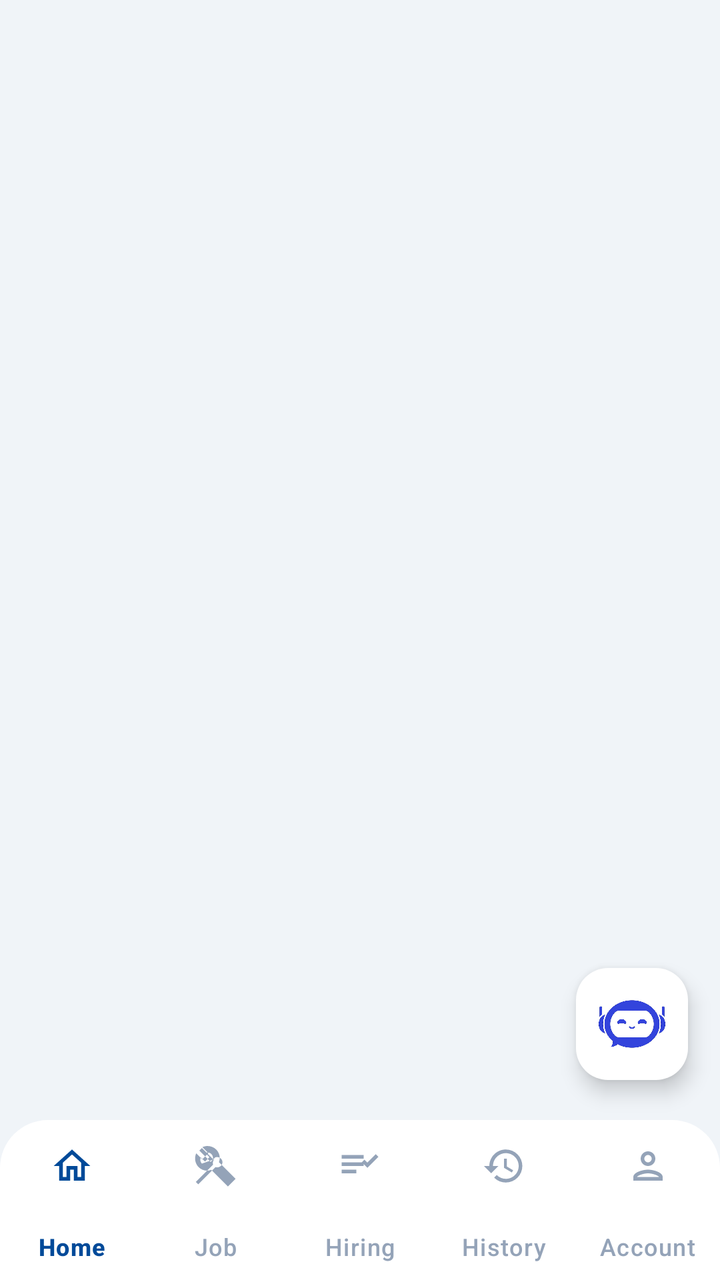
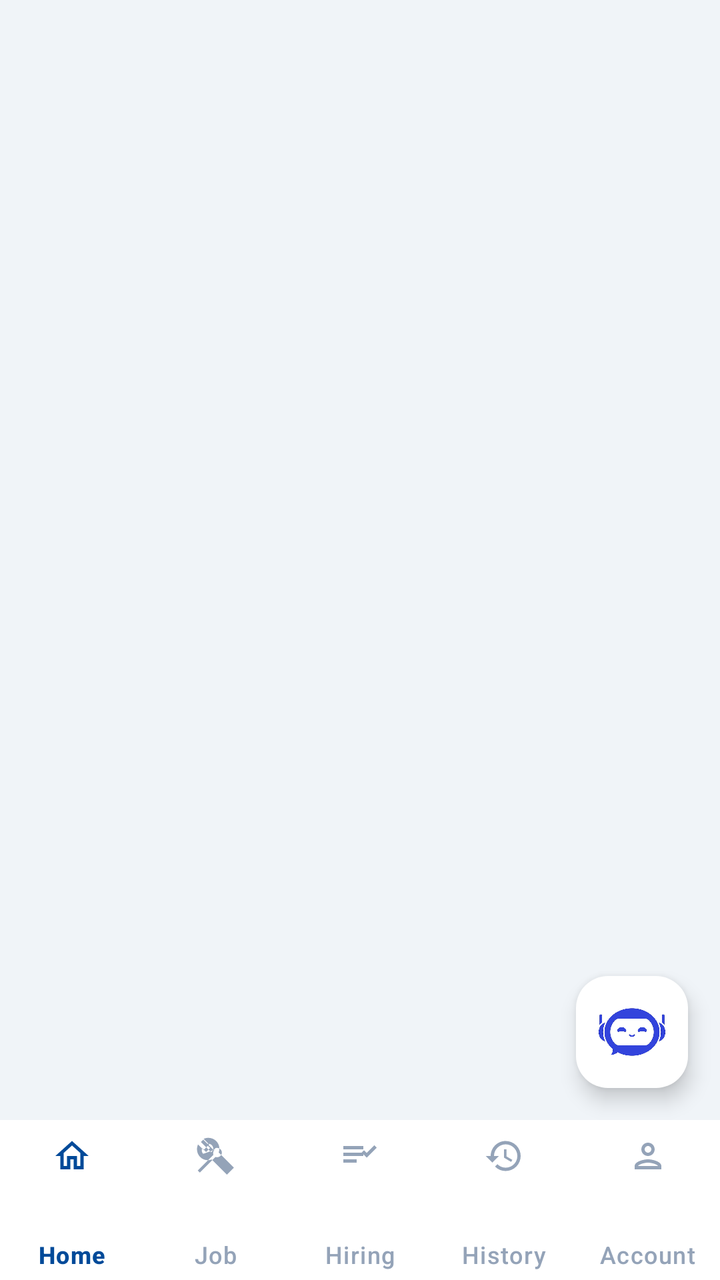

Before-and-after screenshots of an Android layout around one commit, followed by the original layout XML and the change that was made.
<!-- AndroidManifest.xml: application theme Theme.STRACT -->
<!-- res/layout/activity_worker_dashboard.xml -->
<?xml version="1.0" encoding="utf-8"?>
<androidx.coordinatorlayout.widget.CoordinatorLayout
    xmlns:android="http://schemas.android.com/apk/res/android"
    xmlns:app="http://schemas.android.com/apk/res-auto"
    android:id="@+id/workerRootLayout"
    android:layout_width="match_parent"
    android:layout_height="match_parent"
    android:background="#F0F4F8">

    <FrameLayout
        android:id="@+id/workerFragmentContainer"
        android:layout_width="match_parent"
        android:layout_height="match_parent"
        android:layout_marginBottom="88dp" />

    <com.google.android.material.floatingactionbutton.FloatingActionButton
        android:id="@+id/fabChat"
        android:layout_width="wrap_content"
        android:layout_height="wrap_content"
        android:layout_gravity="bottom|end"
        android:layout_marginEnd="16dp"
        android:layout_marginBottom="100dp"
        app:maxImageSize="40dp"
        android:scaleType="centerInside"
        app:srcCompat="@drawable/chatbot_logo"
        app:tint="@null"
        app:backgroundTint="#FFFFFF"
        android:contentDescription="Chat with AI" />

    <com.google.android.material.bottomnavigation.BottomNavigationView
        android:id="@+id/workerBottomNav"
        android:layout_width="match_parent"
        android:layout_height="wrap_content"
        android:layout_gravity="bottom"
        android:background="@drawable/bg_bottom_nav"
        app:backgroundTint="@null"
        android:elevation="12dp"
        app:menu="@menu/worker_bottom_menu"
        app:itemIconSize="22dp"
        app:itemIconTint="@color/nav_item_color"
        app:itemTextColor="@color/nav_item_color"
        app:labelVisibilityMode="labeled"
        app:itemPaddingTop="12dp"
        app:itemPaddingBottom="12dp" />

</androidx.coordinatorlayout.widget.CoordinatorLayout>
<!-- resources referenced by this layout -->
<resources>
  <!-- drawable bg_bottom_nav (drawable) -->
  <?xml version="1.0" encoding="utf-8"?>
  <shape xmlns:android="http://schemas.android.com/apk/res/android"
      android:shape="rectangle">
      <solid android:color="#FFFFFF" />
      <corners
          android:topLeftRadius="24dp"
          android:topRightRadius="24dp" />
  </shape>
  <!-- drawable chatbot_logo: jpg bitmap (drawable, 18994 bytes) -->
  <style name="Theme.STRACT" parent="Base.Theme.STRACT" />
  <style name="Base.Theme.STRACT" parent="Theme.Material3.DayNight.NoActionBar">
          <item name="colorPrimary">#004A99</item>
          <item name="colorPrimaryContainer">#004A99</item>
          <item name="colorOnPrimary">#FFFFFF</item>
          <item name="colorSecondary">#004A99</item>
          <item name="colorOnSecondary">#FFFFFF</item>
          <item name="colorTertiary">#004A99</item>
          <item name="colorSecondaryContainer">#EBF2FF</item>
          <item name="colorOnSecondaryContainer">#004A99</item>
          <item name="android:statusBarColor">#004A99</item>
          <item name="android:navigationBarColor">#FFFFFF</item>
          <item name="android:windowLightStatusBar" tools:targetApi="m">false</item>
      </style>
</resources>

<!-- the commit's change to res/layout/activity_worker_dashboard.xml (unified diff, before → after) -->
@@ -1,46 +1,50 @@
 <?xml version="1.0" encoding="utf-8"?>
-<androidx.coordinatorlayout.widget.CoordinatorLayout
+<LinearLayout
     xmlns:android="http://schemas.android.com/apk/res/android"
     xmlns:app="http://schemas.android.com/apk/res-auto"
     android:id="@+id/workerRootLayout"
     android:layout_width="match_parent"
     android:layout_height="match_parent"
+    android:orientation="vertical"
     android:background="#F0F4F8">
 
-    <FrameLayout
-        android:id="@+id/workerFragmentContainer"
+    <androidx.coordinatorlayout.widget.CoordinatorLayout
         android:layout_width="match_parent"
-        android:layout_height="match_parent"
-        android:layout_marginBottom="88dp" />
+        android:layout_height="0dp"
+        android:layout_weight="1">
 
-    <com.google.android.material.floatingactionbutton.FloatingActionButton
-        android:id="@+id/fabChat"
-        android:layout_width="wrap_content"
-        android:layout_height="wrap_content"
-        android:layout_gravity="bottom|end"
-        android:layout_marginEnd="16dp"
-        android:layout_marginBottom="100dp"
-        app:maxImageSize="40dp"
-        android:scaleType="centerInside"
-        app:srcCompat="@drawable/chatbot_logo"
-        app:tint="@null"
-        app:backgroundTint="#FFFFFF"
-        android:contentDescription="Chat with AI" />
+        <FrameLayout
+            android:id="@+id/workerFragmentContainer"
+            android:layout_width="match_parent"
+            android:layout_height="match_parent" />
+
+        <com.google.android.material.floatingactionbutton.FloatingActionButton
+            android:id="@+id/fabChat"
+            android:layout_width="wrap_content"
+            android:layout_height="wrap_content"
+            android:layout_gravity="bottom|end"
+            android:layout_margin="16dp"
+            app:maxImageSize="40dp"
+            android:scaleType="centerInside"
+            app:srcCompat="@drawable/chatbot_logo"
+            app:tint="@null"
+            app:backgroundTint="#FFFFFF"
+            android:contentDescription="Chat with AI" />
+
+    </androidx.coordinatorlayout.widget.CoordinatorLayout>
 
     <com.google.android.material.bottomnavigation.BottomNavigationView
         android:id="@+id/workerBottomNav"
         android:layout_width="match_parent"
         android:layout_height="wrap_content"
-        android:layout_gravity="bottom"
-        android:background="@drawable/bg_bottom_nav"
-        app:backgroundTint="@null"
+        android:background="#FFFFFF"
         android:elevation="12dp"
         app:menu="@menu/worker_bottom_menu"
-        app:itemIconSize="22dp"
+        app:itemIconSize="20dp"
         app:itemIconTint="@color/nav_item_color"
         app:itemTextColor="@color/nav_item_color"
         app:labelVisibilityMode="labeled"
-        app:itemPaddingTop="12dp"
-        app:itemPaddingBottom="12dp" />
+        app:itemPaddingTop="8dp"
+        app:itemPaddingBottom="8dp" />
 
-</androidx.coordinatorlayout.widget.CoordinatorLayout>
+</LinearLayout>
<!-- resource entries referenced after the edit -->
@@ -1,14 +1,5 @@
 <!-- resources referenced by this layout -->
 <resources>
-  <!-- drawable bg_bottom_nav (drawable) -->
-  <?xml version="1.0" encoding="utf-8"?>
-  <shape xmlns:android="http://schemas.android.com/apk/res/android"
-      android:shape="rectangle">
-      <solid android:color="#FFFFFF" />
-      <corners
-          android:topLeftRadius="24dp"
-          android:topRightRadius="24dp" />
-  </shape>
   <!-- drawable chatbot_logo: jpg bitmap (drawable, 18994 bytes) -->
   <style name="Theme.STRACT" parent="Base.Theme.STRACT" />
   <style name="Base.Theme.STRACT" parent="Theme.Material3.DayNight.NoActionBar">
